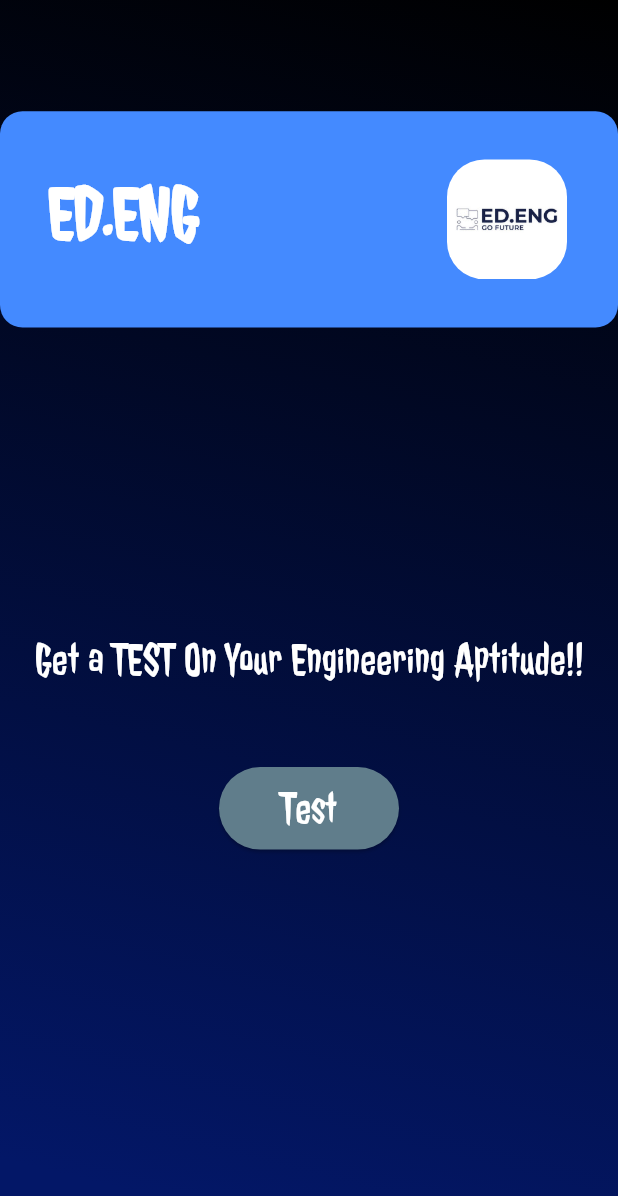
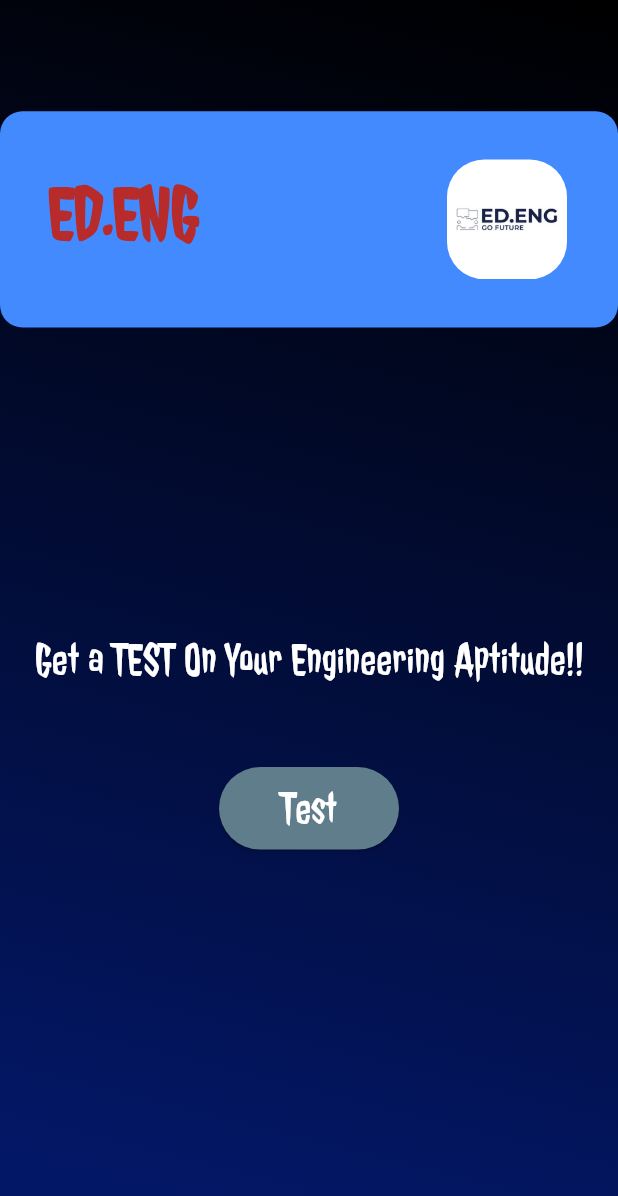
Before and after one commit to daanizz/Engineering-branch-predictor, a Flutter app: the screen it shows after launch, on a phone screen of 412 x 824 dp. Shown: the top 1196 px of the screen. Run offline on Flutter 3.47's test engine with Material 3 defaults, Android fonts, the phone set to English and light mode, and no system bars.

Commit message:
initial test

```diff
--- a/lib/main.dart
+++ b/lib/main.dart
@@ -57,7 +57,7 @@ class MyApp extends StatelessWidget {
                               "ED.ENG",
                               // textAlign: TextAlign.left,
                               style: TextStyle(
-                                  color: Colors.white,
+                                  color: Color.fromARGB(255, 184, 43, 43),
                                   fontWeight: FontWeight.bold,
                                   fontFamily: "JollyLodger",
                                   fontSize: 50),
```
